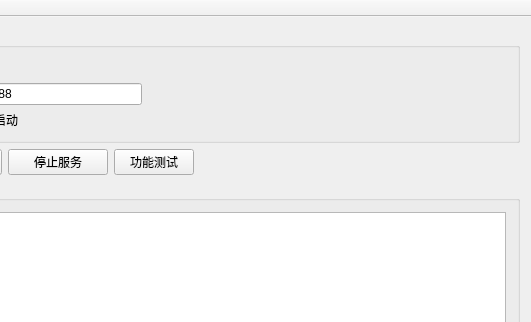
Old version of the form Qt_Remote/Qt_Remote.ui in the repository 91xrz/Qt_Remote; both pictures show x 109 to 640 and y 0 to 322 of the 640 by 480 pixel window.
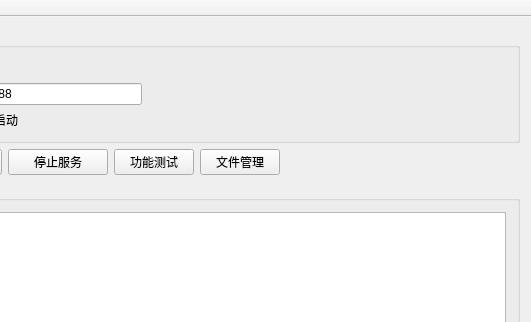
New version of the form.

Commit message: feat: add Qt Widgets file manager UI component

Diff of the .ui file:
```diff
--- a/Qt_Remote/Qt_Remote.ui
+++ b/Qt_Remote/Qt_Remote.ui
@@ -107,6 +107,13 @@
         </property>
        </widget>
       </item>
+      <item>
+       <widget class="QPushButton" name="btnFileManager">
+        <property name="text">
+         <string>文件管理</string>
+        </property>
+       </widget>
+      </item>
       <item>
        <spacer name="horizontalSpacerActions">
         <property name="orientation">
```
The commit also changes 5 other files.
